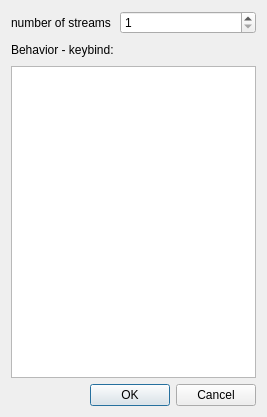
First picture: the form in bannotator/ui/new_annotation_dialog.ui, repository hsingchien/Bannotator, before the edit.
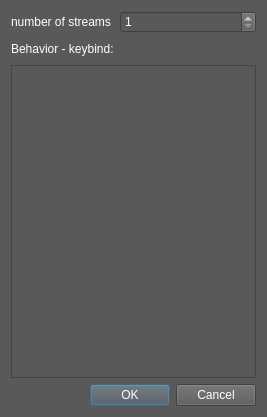
Second picture: the form after the edit.

```diff
--- a/bannotator/ui/new_annotation_dialog.ui
+++ b/bannotator/ui/new_annotation_dialog.ui
@@ -13,6 +13,9 @@
   <property name="windowTitle">
    <string>Create new annotation</string>
   </property>
+  <property name="styleSheet">
+   <string notr="true">QWidget { background-color: rgb(89, 89, 89); color: white }</string>
+  </property>
   <layout class="QVBoxLayout" name="verticalLayout">
    <item>
     <layout class="QGridLayout" name="gridLayout">
```
